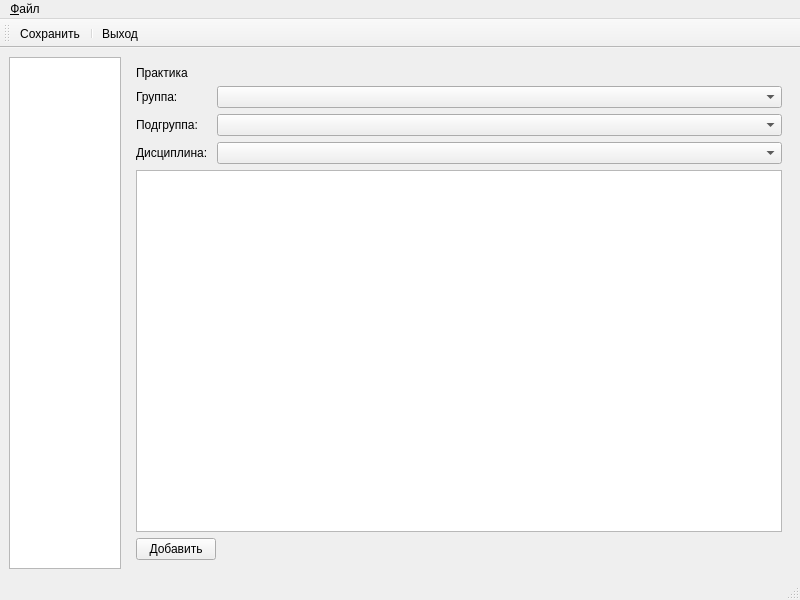
Old version of the form main_window.ui in the repository Horsmir/teachreg.
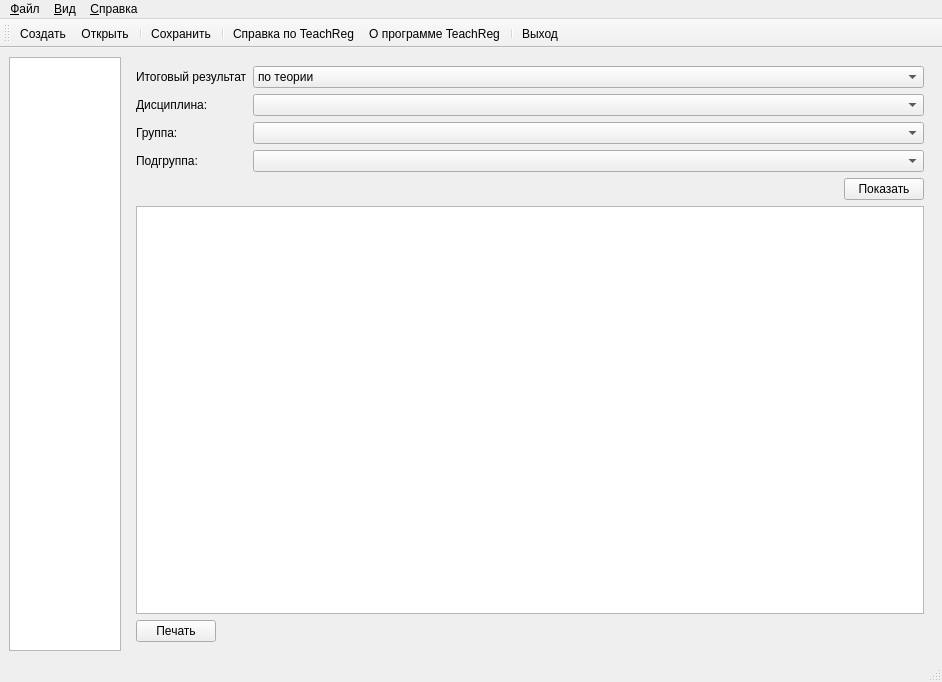
New version of the form. Icons and pictures are not drawn.

Patch:
```diff
--- a/main_window.ui
+++ b/main_window.ui
@@ -6,8 +6,8 @@
    <rect>
     <x>0</x>
     <y>0</y>
-    <width>800</width>
-    <height>600</height>
+    <width>942</width>
+    <height>682</height>
    </rect>
   </property>
   <property name="windowTitle">
@@ -79,7 +79,7 @@
     <item>
      <widget class="QStackedWidget" name="pagesWidget">
       <property name="currentIndex">
-       <number>4</number>
+       <number>5</number>
       </property>
       <widget class="QWidget" name="pageHome">
        <layout class="QVBoxLayout" name="verticalLayout_4">
@@ -689,6 +689,152 @@
         </item>
        </layout>
       </widget>
+      <widget class="QWidget" name="pageResults">
+       <layout class="QVBoxLayout" name="verticalLayout_8">
+        <item>
+         <layout class="QFormLayout" name="formLayout_3">
+          <property name="labelAlignment">
+           <set>Qt::AlignLeading|Qt::AlignLeft|Qt::AlignVCenter</set>
+          </property>
+          <item row="0" column="0">
+           <widget class="QLabel" name="label_17">
+            <property name="text">
+             <string>Итоговый результат</string>
+            </property>
+           </widget>
+          </item>
+          <item row="0" column="1">
+           <widget class="QComboBox" name="setTypeComboBox">
+            <property name="sizePolicy">
+             <sizepolicy hsizetype="Expanding" vsizetype="Fixed">
+              <horstretch>0</horstretch>
+              <verstretch>0</verstretch>
+             </sizepolicy>
+            </property>
+            <property name="currentIndex">
+             <number>0</number>
+            </property>
+            <item>
+             <property name="text">
+              <string>по теории</string>
+             </property>
+            </item>
+            <item>
+             <property name="text">
+              <string>по практике</string>
+             </property>
+            </item>
+           </widget>
+          </item>
+          <item row="1" column="0">
+           <widget class="QLabel" name="label_18">
+            <property name="text">
+             <string>Дисциплина:</string>
+            </property>
+           </widget>
+          </item>
+          <item row="1" column="1">
+           <widget class="QComboBox" name="disciplinResultComboBox">
+            <property name="sizePolicy">
+             <sizepolicy hsizetype="Expanding" vsizetype="Fixed">
+              <horstretch>0</horstretch>
+              <verstretch>0</verstretch>
+             </sizepolicy>
+            </property>
+           </widget>
+          </item>
+          <item row="2" column="0">
+           <widget class="QLabel" name="label_19">
+            <property name="text">
+             <string>Группа:</string>
+            </property>
+           </widget>
+          </item>
+          <item row="2" column="1">
+           <widget class="QComboBox" name="groupResultComboBox">
+            <property name="sizePolicy">
+             <sizepolicy hsizetype="Expanding" vsizetype="Fixed">
+              <horstretch>0</horstretch>
+              <verstretch>0</verstretch>
+             </sizepolicy>
+            </property>
+           </widget>
+          </item>
+          <item row="3" column="0">
+           <widget class="QLabel" name="label_20">
+            <property name="text">
+             <string>Подгруппа:</string>
+            </property>
+           </widget>
+          </item>
+          <item row="3" column="1">
+           <widget class="QComboBox" name="subgroupResultComboBox">
+            <property name="sizePolicy">
+             <sizepolicy hsizetype="Expanding" vsizetype="Fixed">
+              <horstretch>0</horstretch>
+              <verstretch>0</verstretch>
+             </sizepolicy>
+            </property>
+           </widget>
+          </item>
+         </layout>
+        </item>
+        <item alignment="Qt::AlignRight">
+         <widget class="QPushButton" name="showResultButton">
+          <property name="sizePolicy">
+           <sizepolicy hsizetype="Fixed" vsizetype="Fixed">
+            <horstretch>0</horstretch>
+            <verstretch>0</verstretch>
+           </sizepolicy>
+          </property>
+          <property name="toolTip">
+           <string>Отобразить итоговые результаты</string>
+          </property>
+          <property name="layoutDirection">
+           <enum>Qt::LeftToRight</enum>
+          </property>
+          <property name="text">
+           <string>Показать</string>
+          </property>
+          <property name="icon">
+           <iconset resource="teachreg.qrc">
+            <normaloff>:/images/results.png</normaloff>:/images/results.png</iconset>
+          </property>
+          <property name="autoDefault">
+           <bool>true</bool>
+          </property>
+         </widget>
+        </item>
+        <item>
+         <widget class="QTextEdit" name="resultTextEdit">
+          <property name="undoRedoEnabled">
+           <bool>false</bool>
+          </property>
+          <property name="readOnly">
+           <bool>true</bool>
+          </property>
+         </widget>
+        </item>
+        <item>
+         <widget class="QPushButton" name="printResultButton">
+          <property name="sizePolicy">
+           <sizepolicy hsizetype="Fixed" vsizetype="Fixed">
+            <horstretch>0</horstretch>
+            <verstretch>0</verstretch>
+           </sizepolicy>
+          </property>
+          <property name="text">
+           <string>Печать</string>
+          </property>
+          <property name="icon">
+           <iconset theme="printer">
+            <normaloff/>
+           </iconset>
+          </property>
+         </widget>
+        </item>
+       </layout>
+      </widget>
      </widget>
     </item>
    </layout>
@@ -698,7 +844,7 @@
     <rect>
      <x>0</x>
      <y>0</y>
-     <width>800</width>
+     <width>942</width>
      <height>20</height>
     </rect>
    </property>
@@ -710,7 +856,23 @@
     <addaction name="separator"/>
     <addaction name="actionExit"/>
    </widget>
+   <widget class="QMenu" name="menu">
+    <property name="title">
+     <string>&amp;Вид</string>
+    </property>
+   </widget>
+   <widget class="QMenu" name="menu_2">
+    <property name="title">
+     <string>&amp;Справка</string>
+    </property>
+    <addaction name="actionHelp"/>
+    <addaction name="separator"/>
+    <addaction name="actionAbout"/>
+    <addaction name="actionAboutQt"/>
+   </widget>
    <addaction name="menuFile"/>
+   <addaction name="menu"/>
+   <addaction name="menu_2"/>
   </widget>
   <widget class="QStatusBar" name="statusbar"/>
   <widget class="QToolBar" name="toolBar">
@@ -723,8 +885,14 @@
    <attribute name="toolBarBreak">
     <bool>false</bool>
    </attribute>
+   <addaction name="actionCreate"/>
+   <addaction name="actionOpen"/>
+   <addaction name="separator"/>
    <addaction name="actionSave"/>
    <addaction name="separator"/>
+   <addaction name="actionHelp"/>
+   <addaction name="actionAbout"/>
+   <addaction name="separator"/>
    <addaction name="actionExit"/>
   </widget>
   <action name="actionSave">
@@ -755,6 +923,69 @@
     <string>Alt+X</string>
    </property>
   </action>
+  <action name="actionCreate">
+   <property name="icon">
+    <iconset theme="document-new">
+     <normaloff/>
+    </iconset>
+   </property>
+   <property name="text">
+    <string>Создать...</string>
+   </property>
+   <property name="toolTip">
+    <string>Создать новую базу данных</string>
+   </property>
+   <property name="shortcut">
+    <string>Ctrl+N</string>
+   </property>
+  </action>
+  <action name="actionOpen">
+   <property name="icon">
+    <iconset theme="document-open">
+     <normaloff/>
+    </iconset>
+   </property>
+   <property name="text">
+    <string>Открыть...</string>
+   </property>
+   <property name="toolTip">
+    <string>Открыть базу данных</string>
+   </property>
+   <property name="shortcut">
+    <string>Ctrl+O</string>
+   </property>
+  </action>
+  <action name="actionHelp">
+   <property name="icon">
+    <iconset theme="help-contents">
+     <normaloff/>
+    </iconset>
+   </property>
+   <property name="text">
+    <string>Справка по TeachReg</string>
+   </property>
+   <property name="shortcut">
+    <string>F1</string>
+   </property>
+  </action>
+  <action name="actionAbout">
+   <property name="icon">
+    <iconset theme="help-about">
+     <normaloff/>
+    </iconset>
+   </property>
+   <property name="text">
+    <string>О программе TeachReg</string>
+   </property>
+  </action>
+  <action name="actionAboutQt">
+   <property name="text">
+    <string>О Qt</string>
+   </property>
+   <property name="toolTip">
+    <string>О Qt</string>
+   </property>
+  </action>
  </widget>
  <resources>
   <include location="teachreg.qrc"/>
```
Left out of the diff: 15 changed lines with no effect on the pictures.
